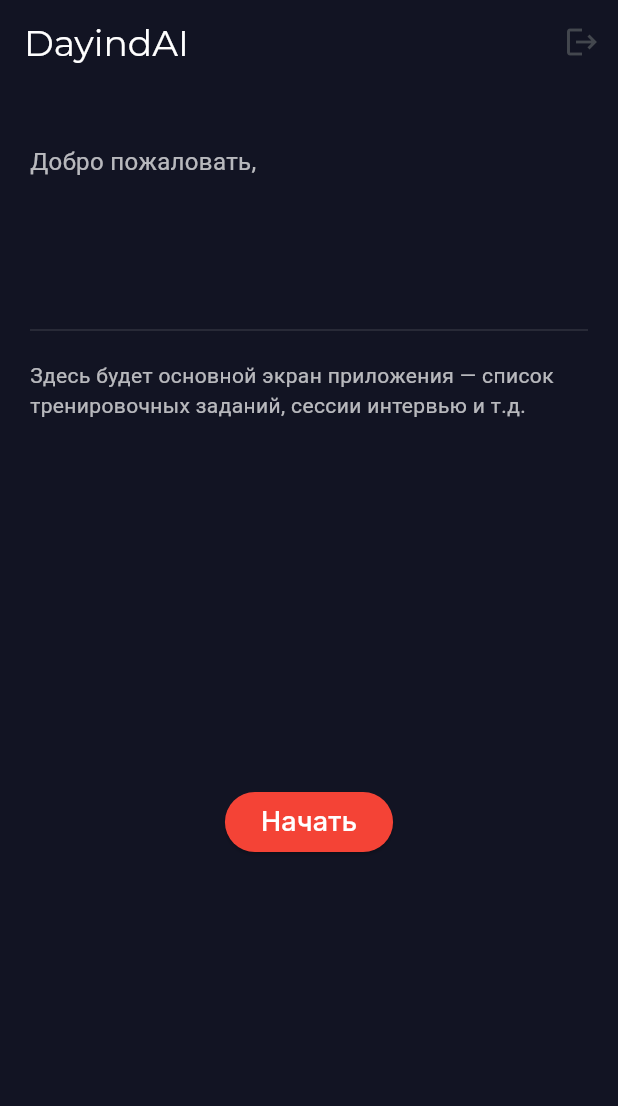
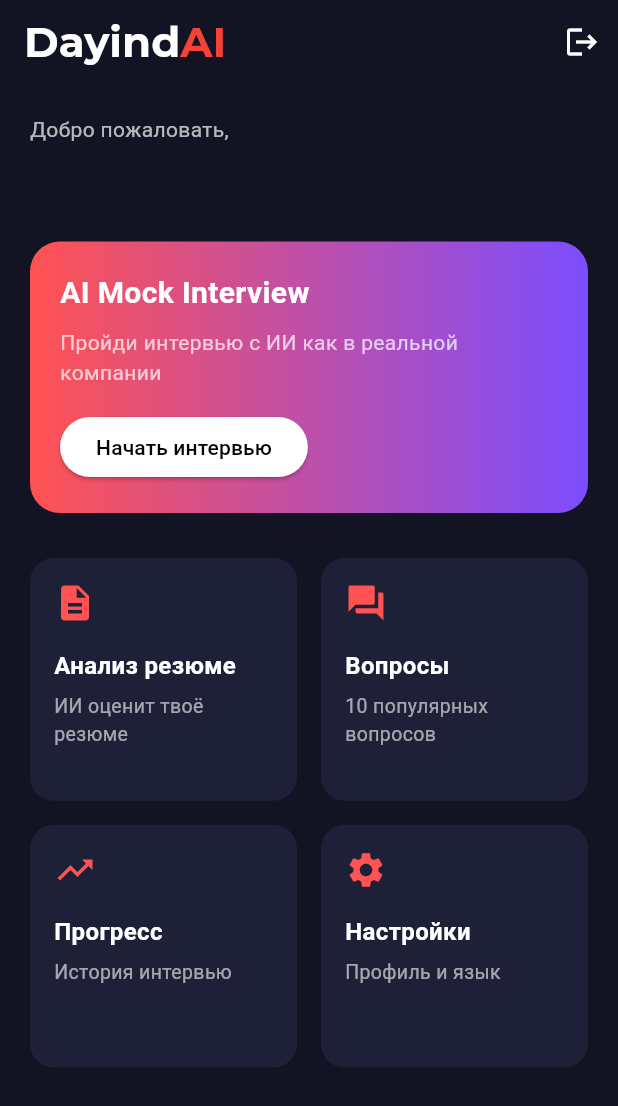
Before and after one commit to dfacee11/DayindAI-Diploma-Project-, a Flutter app: the screen it shows once a user with an empty profile is signed in, on a phone screen of 412 x 824 dp. Shown: the top 1106 px of the screen. Run offline on Flutter 3.47's test engine with Material 3 defaults, Android fonts, the phone set to English and light mode, and no system bars; our stand-ins replace cloud_firestore, firebase_auth, firebase_core, google_fonts, lucide_icons; accounts and stored records are empty.

Commit message:
added Home Page

```diff
--- a/lib/HomePage/HomePage.dart
+++ b/lib/HomePage/HomePage.dart
@@ -35,69 +35,140 @@ class _HomePageState extends State<HomePage> {
 
     return Scaffold(
       appBar: AppBar(
-        title: Text('DayindAI',
-            style: GoogleFonts.montserrat(fontSize: 24, color: Colors.white)),
+        title: RichText(
+          text: TextSpan(
+              text: "Dayind",
+              style: GoogleFonts.montserrat(
+                  fontSize: 28,
+                  color: Colors.white,
+                  fontWeight: FontWeight.bold),
+              children: [
+                TextSpan(
+                  text: "AI",
+                  style: GoogleFonts.montserrat(
+                      fontSize: 28,
+                      color: Colors.red,
+                      fontWeight: FontWeight.bold),
+                ),
+              ]),
+        ),
         backgroundColor: const Color(0xFF121423),
         actions: [
           IconButton(
-            icon: const Icon(Icons.logout),
+            icon: const Icon(
+              Icons.logout,
+            ),
             onPressed: _signOut,
             tooltip: 'Выйти',
+            style: IconButton.styleFrom(
+              foregroundColor: Colors.white,
+            ),
           )
         ],
       ),
       backgroundColor: const Color(0xFF121423),
       body: SafeArea(
-        child: Padding(
+  child: SingleChildScrollView(
     padding: const EdgeInsets.all(20),
     child: Column(
       crossAxisAlignment: CrossAxisAlignment.start,
       children: [
-              const SizedBox(height: 20),
         Text(
           'Добро пожаловать,',
-                style: TextStyle(color: Colors.white70, fontSize: 16),
+          style: TextStyle(color: Colors.white70, fontSize: 14),
         ),
-              const SizedBox(height: 8),
+        const SizedBox(height: 4),
         Text(
           displayName,
           style: const TextStyle(
             color: Colors.white,
-                    fontSize: 24,
-                    fontWeight: FontWeight.bold),
+            fontSize: 22,
+            fontWeight: FontWeight.bold,
           ),
-              const SizedBox(height: 6),
-              Text(
-                email,
-                style: const TextStyle(color: Colors.white70, fontSize: 14),
         ),
-              const SizedBox(height: 24),
-              const Divider(color: Colors.white12),
-              const SizedBox(height: 12),
+
+        const SizedBox(height: 30),
+
+        // 🔥 Главная кнопка
+        Container(
+          width: double.infinity,
+          padding: const EdgeInsets.all(20),
+          decoration: BoxDecoration(
+            gradient: const LinearGradient(
+              colors: [Colors.redAccent, Colors.deepPurpleAccent],
+            ),
+            borderRadius: BorderRadius.circular(20),
+          ),
+          child: Column(
+            crossAxisAlignment: CrossAxisAlignment.start,
+            children: [
               const Text(
-                'Здесь будет основной экран приложения — список тренировочных заданий, сессии интервью и т.д.',
+                'AI Mock Interview',
+                style: TextStyle(
+                  color: Colors.white,
+                  fontSize: 20,
+                  fontWeight: FontWeight.bold,
+                ),
+              ),
+              const SizedBox(height: 8),
+              const Text(
+                'Пройди интервью с ИИ как в реальной компании',
                 style: TextStyle(color: Colors.white70),
               ),
-              const SizedBox(height: 12),
-              Expanded(
-                child: Center(
-                  child: ElevatedButton(
+              const SizedBox(height: 16),
+              ElevatedButton(
                 onPressed: () {
-                      // TODO: заменить на переход в основную часть приложения
-                      ScaffoldMessenger.of(context).showSnackBar(
-                        const SnackBar(
-                            content: Text(
-                                'Переход в основную часть приложения пока не реализован')),
-                      );
+                  Navigator.pushNamed(context, '/InterviewSelect');
                 },
-                    style:
-                        ElevatedButton.styleFrom(backgroundColor: Colors.red),
-                    child:  Text(
-                      'Начать',
-                      style: GoogleFonts.inter(color: Colors.white, fontSize: 18),
+                style: ElevatedButton.styleFrom(
+                  backgroundColor: Colors.white,
+                  foregroundColor: Colors.black,
+                ),
+                child: const Text('Начать интервью'),
+              ),
+            ],
           ),
         ),
+
+        const SizedBox(height: 30),
+
+        GridView.count(
+          crossAxisCount: 2,
+          shrinkWrap: true,
+          physics: const NeverScrollableScrollPhysics(),
+          mainAxisSpacing: 16,
+          crossAxisSpacing: 16,
+          childAspectRatio: 1.1,
+          children: [
+            _featureCard(
+              icon: Icons.description,
+              title: 'Анализ резюме',
+              subtitle: 'ИИ оценит твоё резюме',
+              onTap: () {
+                Navigator.pushNamed(context, '/ResumeAnalyzer');
+              },
             ),
+            _featureCard(
+              icon: Icons.question_answer,
+              title: 'Вопросы',
+              subtitle: '10 популярных вопросов',
+              onTap: () {
+                Navigator.pushNamed(context, '/Questions');
+              },
+            ),
+            _featureCard(
+              icon: Icons.trending_up,
+              title: 'Прогресс',
+              subtitle: 'История интервью',
+              onTap: () {},
+            ),
+            _featureCard(
+              icon: Icons.settings,
+              title: 'Настройки',
+              subtitle: 'Профиль и язык',
+              onTap: () {},
+            ),
+          ],
         ),
       ],
     ),
@@ -105,4 +176,42 @@ class _HomePageState extends State<HomePage> {
 ),
     );
   }
+  Widget _featureCard({
+  required IconData icon,
+  required String title,
+  required String subtitle,
+  required VoidCallback onTap,
+  Color color = const Color(0xFF1E2038),
+}) {
+  return GestureDetector(
+    onTap: onTap,
+    child: Container(
+      padding: const EdgeInsets.all(16),
+      decoration: BoxDecoration(
+        color: color,
+        borderRadius: BorderRadius.circular(16),
+      ),
+      child: Column(
+        crossAxisAlignment: CrossAxisAlignment.start,
+        children: [
+          Icon(icon, color: Colors.redAccent, size: 28),
+          const SizedBox(height: 16),
+          Text(
+            title,
+            style: const TextStyle(
+              color: Colors.white,
+              fontSize: 16,
+              fontWeight: FontWeight.bold,
+            ),
+          ),
+          const SizedBox(height: 6),
+          Text(
+            subtitle,
+            style: const TextStyle(color: Colors.white60, fontSize: 13),
+          ),
+        ],
+      ),
+    ),
+  );
 }
+}
```
Lines whose indentation alone changed are shown as unchanged.
